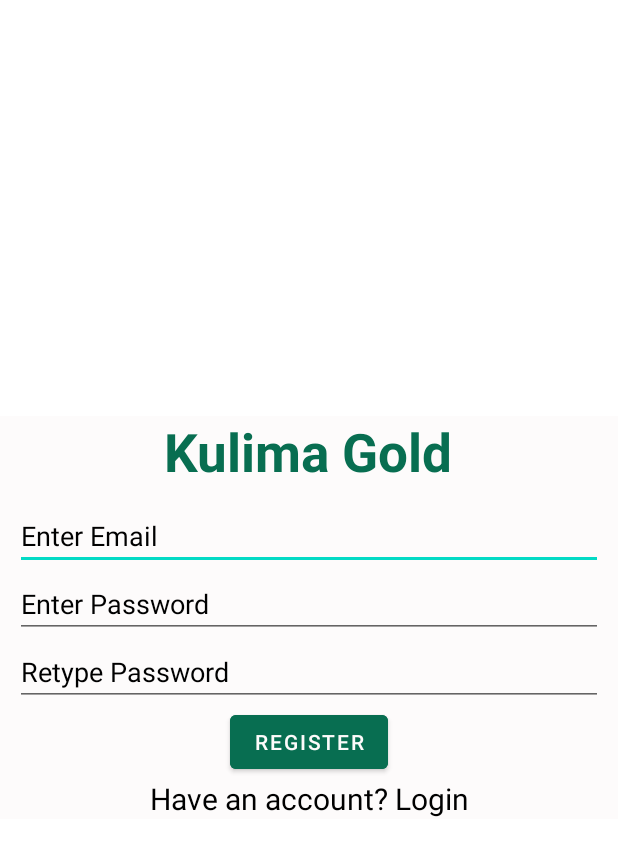
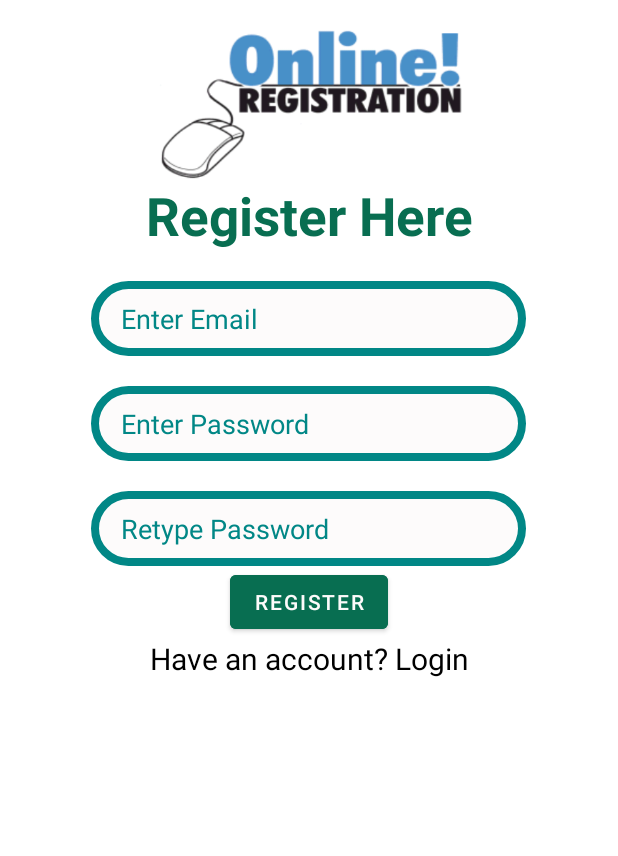
Before and after one commit to eunicekholowa/Kulima-Gold-App, an Android app: the CustomerSigninActivity screen opened directly, with no data from a screen before it, after a tap on an icon or button, on a phone screen of 412 x 824 dp. Shown: the top 856 px of the screen. Run offline under Robolectric (Android 15) with nearby library versions, the light colour scheme and no system bars.

Commit message:
(added apk)

```diff
--- a/app/build.gradle
+++ b/app/build.gradle
@@ -8,7 +8,7 @@ android {
 
     defaultConfig {
         applicationId "com.example.kulimagoldapplication"
-        minSdkVersion 22
+        minSdkVersion 16
         targetSdkVersion 30
         versionCode 1
         versionName "1.0"
--- a/app/src/main/AndroidManifest.xml
+++ b/app/src/main/AndroidManifest.xml
@@ -9,8 +9,9 @@
         android:roundIcon="@mipmap/ic_launcher_round"
         android:supportsRtl="true"
         android:theme="@style/Theme.KulimaGoldApplication">
-        <activity android:name=".AdminSigninActivity"></activity>
+        <activity android:name=".AdminSigninActivity" />
         <activity android:name=".CookingOilActivity" />
+        <activity android:name=".AdminMainActivity" />
         <activity android:name=".OrderActivity" />
         <activity android:name=".ItemsSelectedActivity" />
         <activity android:name=".ShowDetailsActivity" />
@@ -20,7 +21,7 @@
         <activity android:name=".PesticidesActivity" />
         <activity android:name=".SeedsActivity" />
         <activity android:name=".FoodItemsActvity" />
-        <activity android:name=".RegisterActivity" />
+        <activity android:name=".CustomerRegisterActivity" />
         <activity android:name=".MainActivity" />
         <activity android:name=".CustomerSigninActivity" />
         <activity android:name=".SplashActivity">
--- /dev/null
+++ b/app/src/main/java/com/example/kulimagoldapplication/CustomerRegisterActivity.java
@@ -0,0 +1,71 @@
+package com.example.kulimagoldapplication;
+
+import android.content.Intent;
+import android.os.Bundle;
+import android.view.View;
+import android.widget.Button;
+import android.widget.EditText;
+import android.widget.TextView;
+import android.widget.Toast;
+
+import androidx.appcompat.app.AppCompatActivity;
+
+public class CustomerRegisterActivity extends AppCompatActivity {
+        private Button bRegister;
+        private TextView sRegister;
+        private EditText Email;
+        private EditText Password;
+        private EditText rePassword;
+        DBHelper MyDB;
+
+    @Override
+    protected void onCreate(Bundle savedInstanceState) {
+        super.onCreate(savedInstanceState);
+        setContentView(R.layout.activity_register);
+        bRegister= (Button)findViewById(R.id.bRegister);
+        sRegister= (TextView)findViewById(R.id.sRegister);
+        Email = (EditText) findViewById(R.id.Email);
+        Password= (EditText) findViewById(R.id.Password);
+        rePassword= (EditText) findViewById(R.id.rePassword);
+        MyDB =new DBHelper(this);
+
+        sRegister.setOnClickListener(new View.OnClickListener() {
+            @Override
+            public void onClick(View v) {
+                Intent intent = new Intent( CustomerRegisterActivity.this, CustomerSigninActivity.class);
+                startActivity(intent);
+            }
+        });
+        bRegister.setOnClickListener(new View.OnClickListener() {
+            @Override
+            public void onClick(View v) {
+                String user = Email.getText().toString();
+                String pass = Password.getText().toString();
+                String repass = rePassword.getText().toString();
+
+                if (user.equals("") || pass.equals("") || repass.equals(""))
+                Toast.makeText(CustomerRegisterActivity.this, "please enter all fields", Toast.LENGTH_SHORT).show();
+                else{
+                    if (pass.equals(repass)) {
+                        Boolean checkuser = MyDB.checkEmail(user);
+                        if (checkuser == false) {
+                            Boolean insert = MyDB.insertData(user, pass);
+                            if (insert == true) {
+                                Toast.makeText(CustomerRegisterActivity.this, "Registered Successfully", Toast.LENGTH_SHORT).show();
+                                Intent intent = new Intent(getApplicationContext(), CustomerSigninActivity.class);
+                                startActivity(intent);
+
+                            } else {
+                                Toast.makeText(CustomerRegisterActivity.this, "Registration   failed", Toast.LENGTH_SHORT).show();
+                            }
+                        } else {
+                            Toast.makeText(CustomerRegisterActivity.this, "User already exist! Please Login", Toast.LENGTH_SHORT).show();
+                        }
+                    } else {
+                        Toast.makeText(CustomerRegisterActivity.this, "password not matching", Toast.LENGTH_SHORT).show();
+                    }
+                }
+            }
+        });
+        }
+}
--- a/app/src/main/java/com/example/kulimagoldapplication/CustomerSigninActivity.java
+++ b/app/src/main/java/com/example/kulimagoldapplication/CustomerSigninActivity.java
@@ -33,7 +33,7 @@ public class CustomerSigninActivity extends AppCompatActivity {
         bRegister.setOnClickListener(new View.OnClickListener() {
             @Override
             public void onClick(View v) {
-                Intent intent = new Intent(CustomerSigninActivity.this, RegisterActivity.class);
+                Intent intent = new Intent(CustomerSigninActivity.this, CustomerRegisterActivity.class);
                 startActivity(intent);
             }
         });
@@ -49,7 +49,7 @@ public class CustomerSigninActivity extends AppCompatActivity {
               else
                   {
                       Boolean checkuserpass= MyDB.checkEmailPassword(user, pass);
-                      if(checkuserpass == true) {
+                      if(checkuserpass = true) {
                               Toast.makeText(CustomerSigninActivity.this, "Sign in  Successifully", Toast.LENGTH_SHORT).show();
                               Intent intent = new Intent(getApplicationContext(),MainActivity.class);
                               startActivity(intent);
--- a/app/src/main/java/com/example/kulimagoldapplication/RegisterActivity.java
+++ /dev/null
@@ -1,71 +0,0 @@
-package com.example.kulimagoldapplication;
-
-import android.content.Intent;
-import android.os.Bundle;
-import android.view.View;
-import android.widget.Button;
-import android.widget.EditText;
-import android.widget.TextView;
-import android.widget.Toast;
-
-import androidx.appcompat.app.AppCompatActivity;
-
-public class RegisterActivity extends AppCompatActivity {
-        private Button bRegister;
-        private TextView sRegister;
-        private EditText Email;
-        private EditText Password;
-        private EditText rePassword;
-        DBHelper MyDB;
-
-    @Override
-    protected void onCreate(Bundle savedInstanceState) {
-        super.onCreate(savedInstanceState);
-        setContentView(R.layout.activity_register);
-        bRegister= (Button)findViewById(R.id.bRegister);
-        sRegister= (TextView)findViewById(R.id.sRegister);
-        Email = (EditText) findViewById(R.id.Email);
-        Password= (EditText) findViewById(R.id.Password);
-        rePassword= (EditText) findViewById(R.id.rePassword);
-        MyDB =new DBHelper(this);
-
-        sRegister.setOnClickListener(new View.OnClickListener() {
-            @Override
-            public void onClick(View v) {
-                Intent intent = new Intent( RegisterActivity.this, CustomerSigninActivity.class);
-                startActivity(intent);
-            }
-        });
-        bRegister.setOnClickListener(new View.OnClickListener() {
-            @Override
-            public void onClick(View v) {
-                String user = Email.getText().toString();
-                String pass = Password.getText().toString();
-                String repass = rePassword.getText().toString();
-
-                if (user.equals("") || pass.equals("") || repass.equals(""))
-                Toast.makeText(RegisterActivity.this, "please enter all fields", Toast.LENGTH_SHORT).show();
-                else{
-                    if (pass.equals(repass)) {
-                        Boolean checkuser = MyDB.checkEmail(user);
-                        if (checkuser == false) {
-                            Boolean insert = MyDB.insertData(user, pass);
-                            if (insert == true) {
-                                Toast.makeText(RegisterActivity.this, "Registered Successfully", Toast.LENGTH_SHORT).show();
-                                Intent intent = new Intent(getApplicationContext(), CustomerSigninActivity.class);
-                                startActivity(intent);
-
-                            } else {
-                                Toast.makeText(RegisterActivity.this, "Registration   failed", Toast.LENGTH_SHORT).show();
-                            }
-                        } else {
-                            Toast.makeText(RegisterActivity.this, "User already exist! Please Login", Toast.LENGTH_SHORT).show();
-                        }
-                    } else {
-                        Toast.makeText(RegisterActivity.this, "password not matching", Toast.LENGTH_SHORT).show();
-                    }
-                }
-            }
-        });
-        }
-}
--- a/app/src/main/res/layout/activity_register.xml
+++ b/app/src/main/res/layout/activity_register.xml
@@ -5,7 +5,7 @@
     android:layout_width="match_parent"
     android:layout_height="match_parent"
     android:background="@drawable/white"
-    tools:context=".RegisterActivity">
+    tools:context=".CustomerRegisterActivity">
 
     <ScrollView
         android:layout_width="match_parent"
@@ -14,18 +14,20 @@
         <LinearLayout
             android:layout_width="match_parent"
             android:layout_height="wrap_content"
-            android:orientation="vertical"
-            android:gravity="center"
-            android:background="@color/white"
-            android:layout_gravity="center">
+            android:orientation="vertical">
 
 
+            <ImageView
+                android:layout_width="match_parent"
+                android:layout_height="100dp"
+                android:layout_marginTop="20dp"
+                android:src="@drawable/register" />
 
             <TextView
                 android:id="@+id/KulimaGold"
-                android:layout_width="wrap_content"
+                android:layout_width="match_parent"
                 android:layout_height="wrap_content"
-                android:hint="Kulima Gold"
+                android:hint="Register Here"
                 android:textColorHint="@color/green"
                 android:textAlignment="center"
                 android:textSize="35sp"
@@ -33,35 +35,45 @@
 
             <EditText
                 android:id="@+id/Email"
-                android:layout_width="match_parent"
-                android:layout_height="wrap_content"
-                android:layout_marginTop="10dp"
+                android:layout_width="290dp"
+                android:layout_height="50dp"
+                android:layout_marginTop="20dp"
+                android:paddingLeft="20dp"
                 android:hint="Enter Email"
+                android:background="@drawable/custom_log"
+                android:layout_gravity="center"
                 android:layout_marginRight="10dp"
                 android:layout_marginLeft="10dp"
                 android:textColorHighlight="@color/black"
-                android:textColorHint="@color/black" />
+                android:textColorHint="@color/teal_700" />
 
             <EditText
                 android:id="@+id/Password"
-                android:layout_width="match_parent"
-                android:layout_height="wrap_content"
+                android:layout_width="290dp"
+                android:layout_height="50dp"
                 android:layout_marginLeft="10dp"
                 android:layout_marginRight="10dp"
                 android:hint="Enter Password"
+                android:paddingLeft="20dp"
+                android:layout_marginTop="20dp"
+                android:layout_gravity="center"
+                android:background="@drawable/custom_log"
                 android:inputType="textPassword"
                 android:textColor="@color/black"
-                android:textColorHint="@color/black" />
+                android:textColorHint="@color/teal_700" />
             <EditText
                 android:id="@+id/rePassword"
-                android:layout_width="match_parent"
-                android:layout_height="wrap_content"
+                android:layout_width="290dp"
+                android:layout_height="50dp"
                 android:layout_marginLeft="10dp"
                 android:layout_marginRight="10dp"
+                android:layout_marginTop="20dp"
                 android:hint="Retype Password"
+                android:paddingLeft="20dp"
+                android:layout_gravity="center"
+                android:background="@drawable/custom_log"
                 android:inputType="textPassword"
-                android:textColor="@color/black"
-                android:textColorHint="@color/black" />
+                android:textColorHint="@color/teal_700" />
 
             <Button
                 android:id="@+id/bRegister"
@@ -69,6 +81,7 @@
                 android:layout_height="wrap_content"
                 android:backgroundTint="@color/green"
                 android:text="Register"
+                android:layout_gravity="center"
                 android:textColor="@color/white"/>
 
             <TextView
--- a/app/src/main/res/values/ids.xml
+++ b/app/src/main/res/values/ids.xml
@@ -1,4 +1,5 @@
 <?xml version="1.0" encoding="utf-8"?>
 <resources>
-    <item name="admin" type="id">admin</item>
+
+<!--    <item name="admin" type="id">admin</item>-->
 </resources>
```
Also changed, not shown: app/src/main/java/com/example/kulimagoldapplication/AdminMainActivity.java (+13 -1 lines), app/src/main/java/com/example/kulimagoldapplication/AdminSigninActivity.java (+4 -15 lines), app/src/main/res/layout/activity_admin_signin.xml (+33 -34 lines), app/src/main/res/layout/activity_signin.xml (+20 -4 lines), app/src/main/res/layout/admin_main_activity.xml (added, +16 -0 lines), app/src/main/res/drawable/legister.jpg (added), app/src/main/res/drawable/register.png (added).
